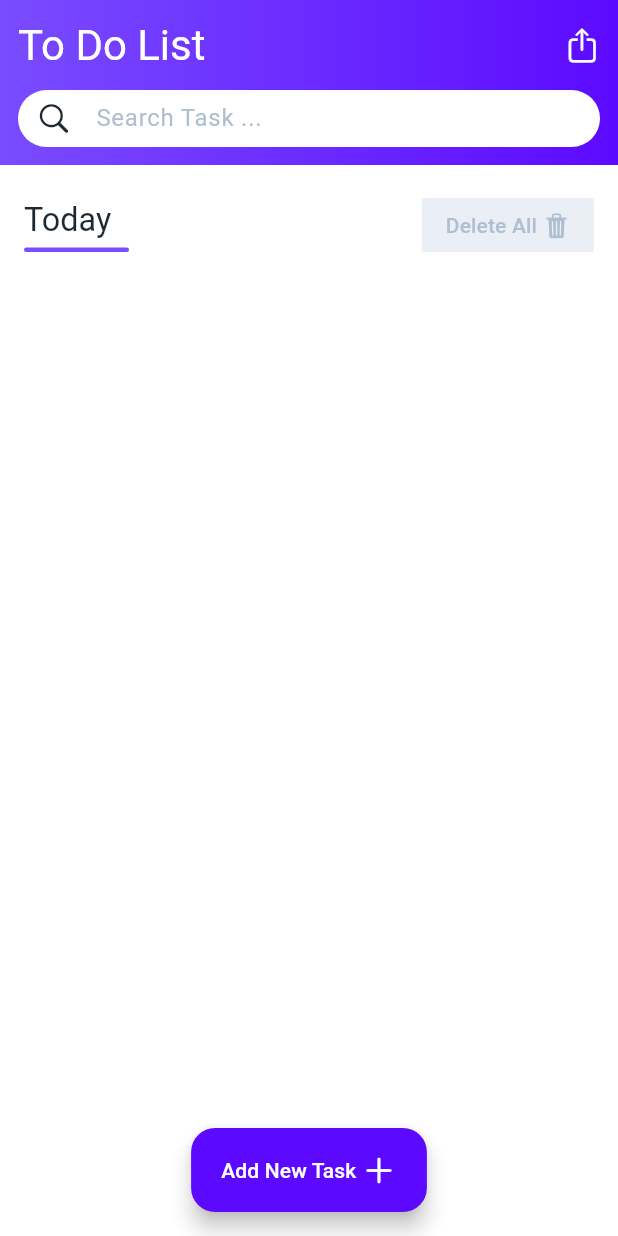
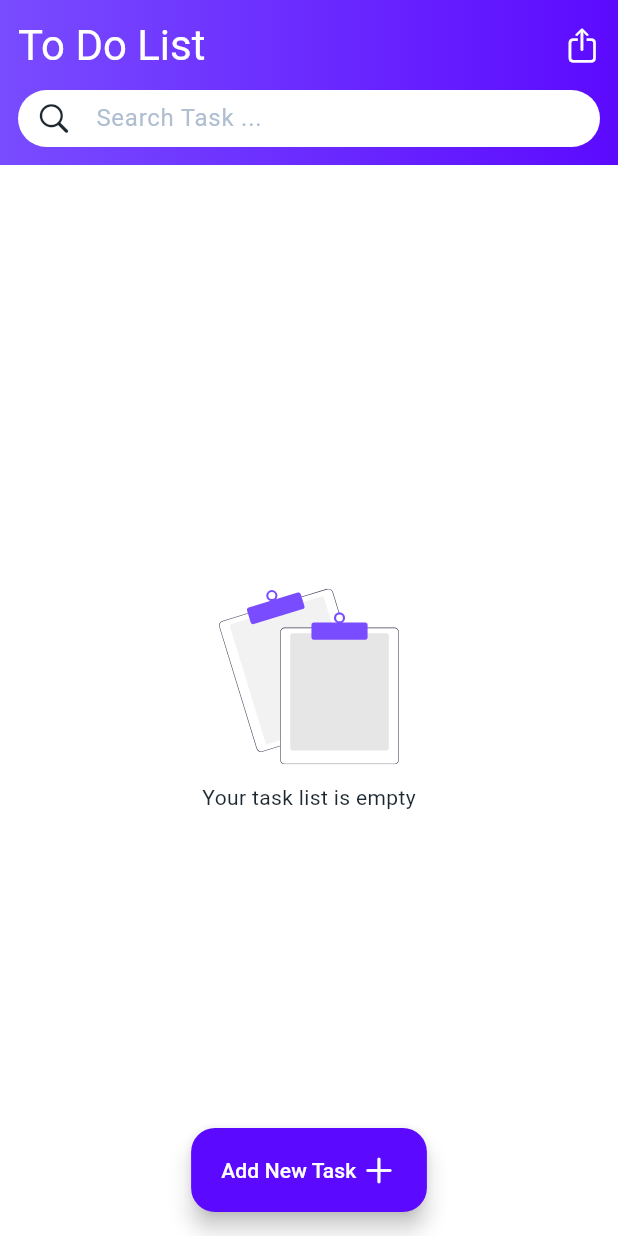
Before and after one commit to pouyahadinejad/todolist, a Flutter app: the screen it shows after launch, on a phone screen of 412 x 824 dp. Run offline on Flutter 3.47's test engine with Material 3 defaults, Android fonts, the phone set to English and light mode, and no system bars; our stand-ins replace flutter_svg, hive_flutter; accounts and stored records are empty.

Commit message:
add class empty

```diff
--- a/lib/edit.dart
+++ b/lib/edit.dart
@@ -14,7 +14,9 @@ class EditTaskScreen extends StatefulWidget {
 }
 
 class _EditTaskScreenState extends State<EditTaskScreen> {
-  final TextEditingController _controller = TextEditingController();
+  late final TextEditingController _controller = TextEditingController(
+    text: widget.task.name,
+  );
 
   @override
   Widget build(BuildContext context) {
@@ -31,14 +33,14 @@ class _EditTaskScreenState extends State<EditTaskScreen> {
       floatingActionButtonLocation: FloatingActionButtonLocation.centerFloat,
       floatingActionButton: FloatingActionButton.extended(
         onPressed: () {
-          final task = TaskEntity();
-          task.name = _controller.text;
-          task.priority = widget.task.priority;
-          if (task.isInBox) {
-            task.save();
+          // final task = TaskEntity();
+          widget.task.name = _controller.text;
+          widget.task.priority = widget.task.priority;
+          if (widget.task.isInBox) {
+            widget.task.save();
           } else {
             final Box<TaskEntity> box = Hive.box(taskBoxName);
-            box.add(task);
+            box.add(widget.task);
           }
           Navigator.of(context).pop();
         },
--- a/lib/main.dart
+++ b/lib/main.dart
@@ -1,6 +1,7 @@
 import 'package:flutter/cupertino.dart';
 import 'package:flutter/material.dart';
 import 'package:flutter/services.dart';
+import 'package:flutter_svg/flutter_svg.dart';
 import 'package:hive_flutter/hive_flutter.dart';
 import 'package:todolist/data.dart';
 import 'package:todolist/edit.dart';
@@ -144,7 +145,9 @@ class MyHomePage extends StatelessWidget {
             Expanded(
               child: ValueListenableBuilder<Box<TaskEntity>>(
                 valueListenable: box.listenable(),
+
                 builder: (context, box, child) {
+                  if (box.isNotEmpty) {
                     return ListView.builder(
                       padding: EdgeInsets.fromLTRB(16, 16, 16, 100),
                       itemCount: box.values.length + 1,
@@ -176,7 +179,9 @@ class MyHomePage extends StatelessWidget {
                                 color: Color(0xffEAEFF5),
                                 textColor: Color(0xffAFBED0),
                                 elevation: 0,
-                              onPressed: () {},
+                                onPressed: () {
+                                  box.clear();
+                                },
                                 child: Row(
                                   children: [
                                     Text('Delete All'),
@@ -188,17 +193,37 @@ class MyHomePage extends StatelessWidget {
                             ],
                           );
                         } else {
-                        final TaskEntity task = box.values.toList()[index - 1];
+                          final TaskEntity task =
+                              box.values.toList()[index - 1];
                           return TaskItem(task: task);
                         }
                       },
                     );
+                  } else {
+                    return EmptyState();
+                  }
                 },
               ),
             ),
           ],
         ),
       ),
+    );
+  }
+}
+
+class EmptyState extends StatelessWidget {
+  const EmptyState({super.key});
+
+  @override
+  Widget build(BuildContext context) {
+    return Column(
+      mainAxisAlignment: MainAxisAlignment.center,
+      children: [
+        SvgPicture.asset('assets/empty_state.svg', width: 120),
+        SizedBox(height: 12),
+        Text('Your task list is empty'),
+      ],
     );
   }
 }
@@ -231,8 +256,16 @@ class _TaskItemState extends State<TaskItem> {
     return InkWell(
       onTap: () {
         setState(() {
-          widget.task.isCompleted = !widget.task.isCompleted;
+          // widget.task.isCompleted = !widget.task.isCompleted;
+          Navigator.of(context).push(
+            MaterialPageRoute(
+              builder: (context) => EditTaskScreen(task: widget.task),
+            ),
+          );
         });
+      },
+      onLongPress: () {
+        widget.task.delete();
       },
       child: Container(
         margin: EdgeInsets.only(top: 8),
@@ -247,7 +280,14 @@ class _TaskItemState extends State<TaskItem> {
         ),
         child: Row(
           children: [
-            MyCheckBox(value: widget.task.isCompleted),
+            MyCheckBox(
+              value: widget.task.isCompleted,
+              onTap: () {
+                setState(() {
+                  widget.task.isCompleted = !widget.task.isCompleted;
+                });
+              },
+            ),
             SizedBox(width: 16),
             Expanded(
               child: Text(
@@ -283,18 +323,22 @@ class _TaskItemState extends State<TaskItem> {
 
 class MyCheckBox extends StatelessWidget {
   final bool value;
-  const MyCheckBox({super.key, required this.value});
+  final GestureTapCallback onTap;
+  const MyCheckBox({super.key, required this.value, required this.onTap});
 
   @override
   Widget build(BuildContext context) {
     final ThemeData themeData = Theme.of(context);
-    return Container(
+    return InkWell(
+      onTap: onTap,
+      child: Container(
         // padding: EdgeInsets.only(left: 16, right: 16),
         width: 24,
         height: 24,
         decoration: BoxDecoration(
           borderRadius: BorderRadius.circular(12),
-        border: !value ? Border.all(color: Color(0xffAFBED0), width: 2) : null,
+          border:
+              !value ? Border.all(color: Color(0xffAFBED0), width: 2) : null,
           color: value ? primaryColor : null,
         ),
         child:
@@ -305,6 +349,7 @@ class MyCheckBox extends StatelessWidget {
                   color: themeData.colorScheme.onPrimary,
                 )
                 : null,
+      ),
     );
   }
 }
--- a/pubspec.yaml
+++ b/pubspec.yaml
@@ -36,6 +36,7 @@ dependencies:
   cupertino_icons: ^1.0.8
   hive_flutter: ^1.1.0
   hive_generator: ^2.0.1
+  flutter_svg: ^2.1.0
 
 dev_dependencies:
   flutter_test:
@@ -61,8 +62,8 @@ flutter:
   uses-material-design: true
 
   # To add assets to your application, add an assets section, like this:
-  # assets:
-  #   - images/a_dot_burr.jpeg
+  assets:
+    - assets/empty_state.svg
   #   - images/a_dot_ham.jpeg
 
   # An image asset can refer to one or more resolution-specific "variants", see
```
Also changed, not shown: assets/empty_state.svg (added), pubspec.lock. Lines whose indentation alone changed are shown as unchanged.
